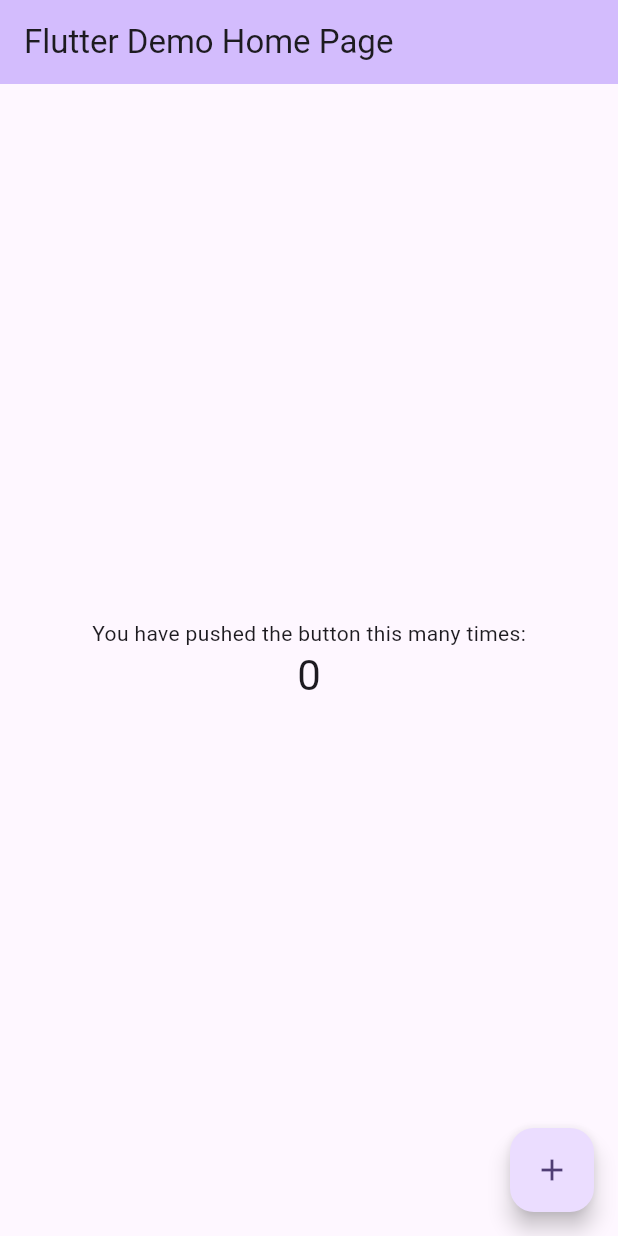
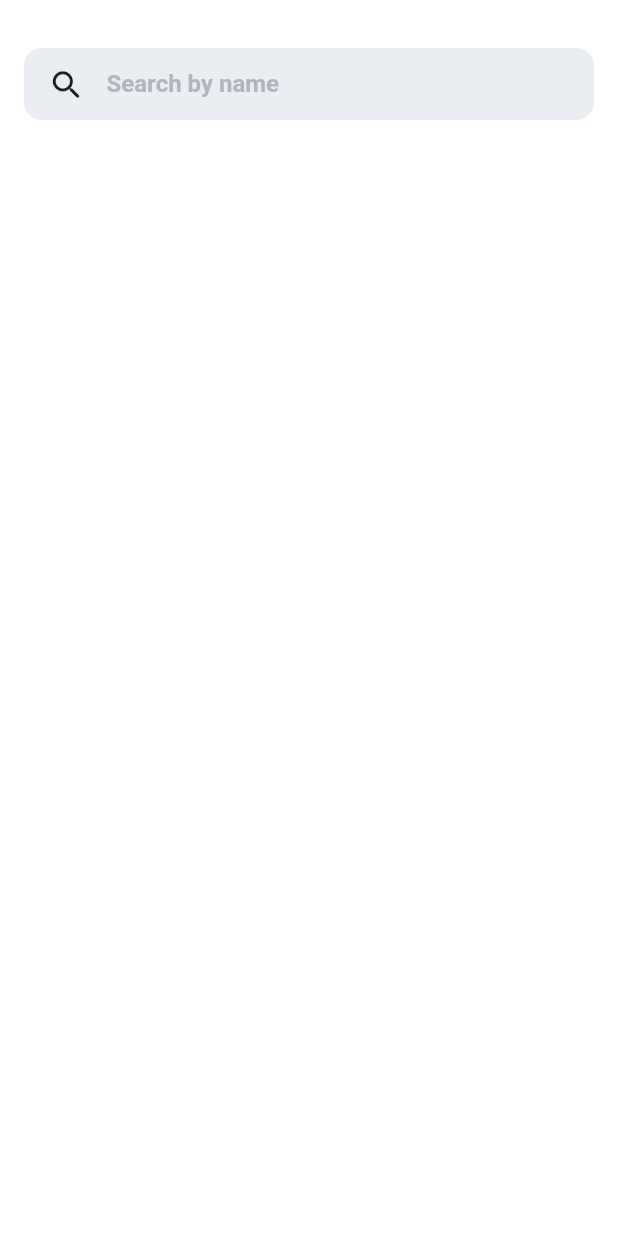
Before and after one commit to AndressaTancredi/trending-gifs-APP, a Flutter app: the screen it shows after launch, on a phone screen of 412 x 824 dp. Run offline on Flutter 3.47's test engine with Material 2 defaults, Android fonts, the light colour scheme and no system bars.

Commit message:
create search field

```diff
--- a/lib/main.dart
+++ b/lib/main.dart
@@ -1,125 +1,17 @@
 import 'package:flutter/material.dart';
+import 'package:trendinggifs/pages/home_page.dart';
 
-void main() {
-  runApp(const MyApp());
-}
+void main() => runApp(const MyApp());
 
 class MyApp extends StatelessWidget {
   const MyApp({super.key});
 
-  // This widget is the root of your application.
   @override
   Widget build(BuildContext context) {
     return MaterialApp(
-      title: 'Flutter Demo',
-      theme: ThemeData(
-        // This is the theme of your application.
-        //
-        // TRY THIS: Try running your application with "flutter run". You'll see
-        // the application has a blue toolbar. Then, without quitting the app,
-        // try changing the seedColor in the colorScheme below to Colors.green
-        // and then invoke "hot reload" (save your changes or press the "hot
-        // reload" button in a Flutter-supported IDE, or press "r" if you used
-        // the command line to start the app).
-        //
-        // Notice that the counter didn't reset back to zero; the application
-        // state is not lost during the reload. To reset the state, use hot
-        // restart instead.
-        //
-        // This works for code too, not just values: Most code changes can be
-        // tested with just a hot reload.
-        colorScheme: ColorScheme.fromSeed(seedColor: Colors.deepPurple),
-        useMaterial3: true,
-      ),
-      home: const MyHomePage(title: 'Flutter Demo Home Page'),
+      debugShowCheckedModeBanner: false,
+      theme: ThemeData.light(),
+      home: const HomePage(),
     );
   }
 }
-
-class MyHomePage extends StatefulWidget {
-  const MyHomePage({super.key, required this.title});
-
-  // This widget is the home page of your application. It is stateful, meaning
-  // that it has a State object (defined below) that contains fields that affect
-  // how it looks.
-
-  // This class is the configuration for the state. It holds the values (in this
-  // case the title) provided by the parent (in this case the App widget) and
-  // used by the build method of the State. Fields in a Widget subclass are
-  // always marked "final".
-
-  final String title;
-
-  @override
-  State<MyHomePage> createState() => _MyHomePageState();
-}
-
-class _MyHomePageState extends State<MyHomePage> {
-  int _counter = 0;
-
-  void _incrementCounter() {
-    setState(() {
-      // This call to setState tells the Flutter framework that something has
-      // changed in this State, which causes it to rerun the build method below
-      // so that the display can reflect the updated values. If we changed
-      // _counter without calling setState(), then the build method would not be
-      // called again, and so nothing would appear to happen.
-      _counter++;
-    });
-  }
-
-  @override
-  Widget build(BuildContext context) {
-    // This method is rerun every time setState is called, for instance as done
-    // by the _incrementCounter method above.
-    //
-    // The Flutter framework has been optimized to make rerunning build methods
-    // fast, so that you can just rebuild anything that needs updating rather
-    // than having to individually change instances of widgets.
-    return Scaffold(
-      appBar: AppBar(
-        // TRY THIS: Try changing the color here to a specific color (to
-        // Colors.amber, perhaps?) and trigger a hot reload to see the AppBar
-        // change color while the other colors stay the same.
-        backgroundColor: Theme.of(context).colorScheme.inversePrimary,
-        // Here we take the value from the MyHomePage object that was created by
-        // the App.build method, and use it to set our appbar title.
-        title: Text(widget.title),
-      ),
-      body: Center(
-        // Center is a layout widget. It takes a single child and positions it
-        // in the middle of the parent.
-        child: Column(
-          // Column is also a layout widget. It takes a list of children and
-          // arranges them vertically. By default, it sizes itself to fit its
-          // children horizontally, and tries to be as tall as its parent.
-          //
-          // Column has various properties to control how it sizes itself and
-          // how it positions its children. Here we use mainAxisAlignment to
-          // center the children vertically; the main axis here is the vertical
-          // axis because Columns are vertical (the cross axis would be
-          // horizontal).
-          //
-          // TRY THIS: Invoke "debug painting" (choose the "Toggle Debug Paint"
-          // action in the IDE, or press "p" in the console), to see the
-          // wireframe for each widget.
-          mainAxisAlignment: MainAxisAlignment.center,
-          children: <Widget>[
-            const Text(
-              'You have pushed the button this many times:',
-            ),
-            Text(
-              '$_counter',
-              style: Theme.of(context).textTheme.headlineMedium,
-            ),
-          ],
-        ),
-      ),
-      floatingActionButton: FloatingActionButton(
-        onPressed: _incrementCounter,
-        tooltip: 'Increment',
-        child: const Icon(Icons.add),
-      ), // This trailing comma makes auto-formatting nicer for build methods.
-    );
-  }
-}
--- /dev/null
+++ b/lib/pages/home_page.dart
@@ -0,0 +1,55 @@
+import 'package:flutter/material.dart';
+
+class HomePage extends StatefulWidget {
+  const HomePage({super.key});
+
+  @override
+  State<HomePage> createState() => _HomePageState();
+}
+
+class _HomePageState extends State<HomePage> {
+  @override
+  Widget build(BuildContext context) {
+    return SafeArea(
+      child: Scaffold(
+        backgroundColor: Colors.white,
+        body: Padding(
+          padding: const EdgeInsets.symmetric(horizontal: 16, vertical: 32),
+          child: SizedBox(
+            height: 48,
+            child: GestureDetector(
+              onTap: () {},
+              child: Container(
+                padding:
+                    const EdgeInsets.symmetric(horizontal: 16, vertical: 12),
+                decoration: BoxDecoration(
+                  borderRadius: BorderRadius.circular(12),
+                  color: const Color(0XFFEAEEF3),
+                ),
+                child: const Row(
+                  children: [
+                    Icon(
+                      Icons.search_rounded,
+                      size: 25,
+                    ),
+                    Padding(
+                      padding: EdgeInsets.only(left: 14.0),
+                      child: Text(
+                        'Search by name',
+                        style: TextStyle(
+                          color: Color(0XFFB4B4BE),
+                          fontSize: 16,
+                          fontWeight: FontWeight.w700,
+                        ),
+                      ),
+                    ),
+                  ],
+                ),
+              ),
+            ),
+          ),
+        ),
+      ),
+    );
+  }
+}
```
